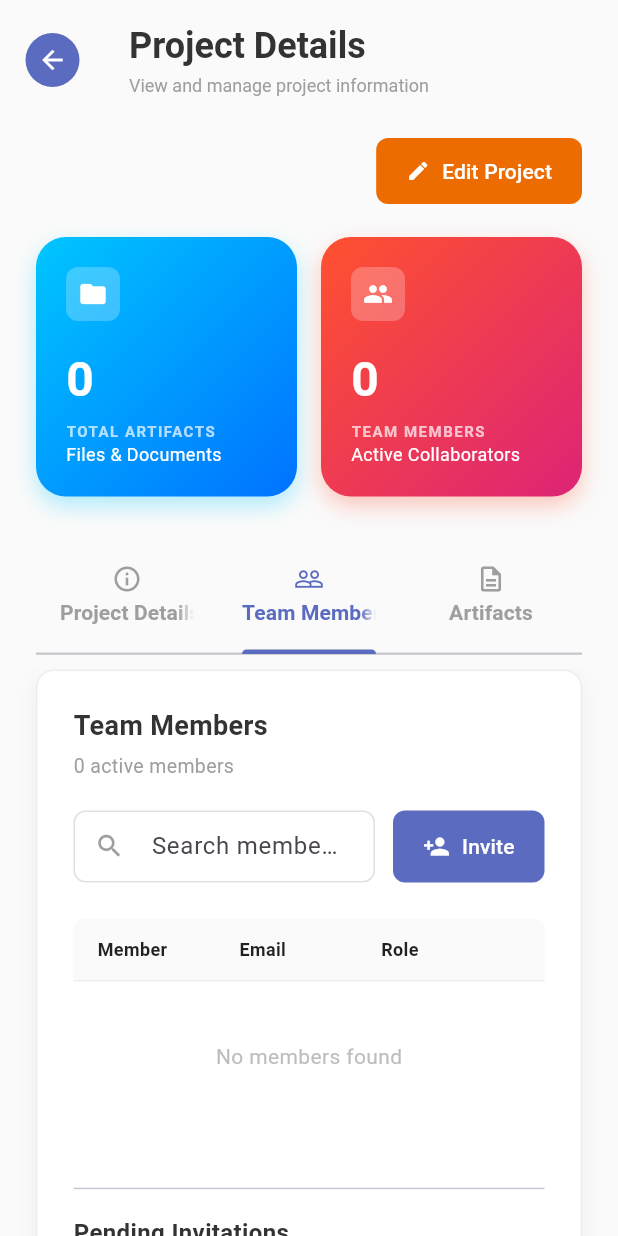
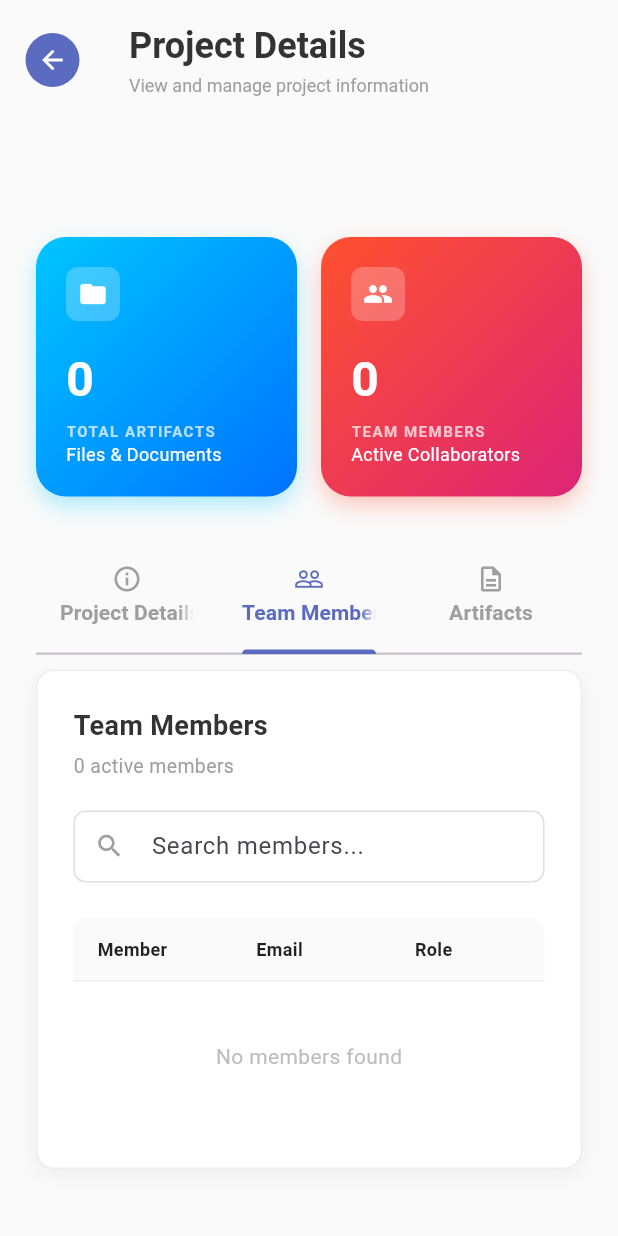
Before and after one commit to software-project-5-6/mobile, a Flutter app: the ProjectDetailsScreen screen opened directly with empty values, tab 2 chosen, on a phone screen of 412 x 824 dp. Run offline on Flutter 3.47's test engine with Material 3 defaults, Android fonts, the phone set to English and light mode, and no system bars; our stand-ins replace file_picker, open_file; missing offline and left inert: amplify_auth_cognito, amplify_flutter; network calls fail.

Commit message:
Hide admin-only features from users in project details and team tabs

```diff
--- a/lib/screens/project_details_screen.dart
+++ b/lib/screens/project_details_screen.dart
@@ -5,8 +5,9 @@ import 'tabs/project_artifacts_tab.dart';
 
 class ProjectDetailsScreen extends StatefulWidget {
   final Map<String, dynamic> project;
+  final bool isAdmin; // ADDED: To control what details are shown
 
-  const ProjectDetailsScreen({super.key, required this.project});
+  const ProjectDetailsScreen({super.key, required this.project, required this.isAdmin});
 
   @override
   State<ProjectDetailsScreen> createState() => _ProjectDetailsScreenState();
@@ -47,7 +48,7 @@ class _ProjectDetailsScreenState extends State<ProjectDetailsScreen> with Single
       appBar: AppBar(
         backgroundColor: Colors.grey[50],
         elevation: 0,
-        toolbarHeight: 80, // Increased height to fit subtitle
+        toolbarHeight: 80,
         leadingWidth: 70,
         leading: Center(
           child: InkWell(
@@ -92,7 +93,8 @@ class _ProjectDetailsScreenState extends State<ProjectDetailsScreen> with Single
             child: Column(
               crossAxisAlignment: CrossAxisAlignment.start,
               children: [
-                // 1. Edit Button (Aligned Right)
+                // 1. Edit Button (ADMIN ONLY)
+                if (widget.isAdmin)
                   Align(
                     alignment: Alignment.centerRight,
                     child: ElevatedButton.icon(
@@ -114,7 +116,9 @@ class _ProjectDetailsScreenState extends State<ProjectDetailsScreen> with Single
                         padding: const EdgeInsets.symmetric(horizontal: 20, vertical: 12),
                       ),
                     ),
-                ),
+                  )
+                else
+                  const SizedBox(height: 48), // Keeps layout spacing consistent when button is hidden
 
                 const SizedBox(height: 20),
 
@@ -182,7 +186,10 @@ class _ProjectDetailsScreenState extends State<ProjectDetailsScreen> with Single
                 // Tab 2: Team Members
                 SingleChildScrollView(
                   padding: const EdgeInsets.fromLTRB(24, 0, 24, 24),
-                  child: ProjectTeamTab(project: widget.project),
+                  child: ProjectTeamTab(
+                    project: widget.project,
+                    isAdmin: widget.isAdmin,
+                  ),
                 ),
 
                 // Tab 3: Artifacts
@@ -249,8 +256,12 @@ class _ProjectDetailsScreenState extends State<ProjectDetailsScreen> with Single
                   child: Text(description, style: const TextStyle(color: Colors.black87, height: 1.6, fontSize: 14)),
                 ),
                 const SizedBox(height: 24), const Divider(), const SizedBox(height: 24),
+
                 _buildSectionTitle("CLIENT INFORMATION"),
                 const SizedBox(height: 16),
+
+                // CONDITIONAL RENDERING BASED ON ROLE
+                if (widget.isAdmin) ...[
                   Row(
                     crossAxisAlignment: CrossAxisAlignment.start,
                     children: [
@@ -267,6 +278,19 @@ class _ProjectDetailsScreenState extends State<ProjectDetailsScreen> with Single
                       Expanded(child: Container()),
                     ],
                   ),
+                ] else ...[
+                  // USER VIEW: Only show Client Name
+                  Row(
+                    children: [
+                      Expanded(
+                        flex: 1,
+                        child: _buildInfoTile(Icons.person, "CLIENT NAME", clientName)
+                      ),
+                      const Expanded(flex: 1, child: SizedBox()), // Keeps it half-width matching design
+                    ],
+                  ),
+                ],
+
                 const SizedBox(height: 24), const Divider(), const SizedBox(height: 24),
                 _buildSectionTitle("PROJECT METADATA"),
                 const SizedBox(height: 16),
--- a/lib/screens/projects_screen.dart
+++ b/lib/screens/projects_screen.dart
@@ -208,7 +208,12 @@ class _ProjectsScreenState extends State<ProjectsScreen> {
               onTap: () {
                 Navigator.push(
                   context,
-                  MaterialPageRoute(builder: (context) => ProjectDetailsScreen(project: project)),
+                  MaterialPageRoute(
+                    builder: (context) => ProjectDetailsScreen(
+                      project: project,
+                      isAdmin: widget.isAdmin, // <-- ADD THIS
+                    )
+                  ),
                 );
               },
               child: Row(
--- a/lib/screens/tabs/project_team_tab.dart
+++ b/lib/screens/tabs/project_team_tab.dart
@@ -5,8 +5,9 @@ import '../../widgets/invite_member_dialog.dart';
 
 class ProjectTeamTab extends StatefulWidget {
   final Map<String, dynamic> project;
+  final bool isAdmin; // ADDED: To control visibility of admin actions
 
-  const ProjectTeamTab({super.key, required this.project});
+  const ProjectTeamTab({super.key, required this.project, required this.isAdmin});
 
   @override
   State<ProjectTeamTab> createState() => _ProjectTeamTabState();
@@ -36,8 +37,11 @@ class _ProjectTeamTabState extends State<ProjectTeamTab> {
       // 1. Fetch fresh project details (for active members)
       final projectDetails = await _projectService.getProjectById(projectId);
 
-      // 2. Fetch pending invitations
-      final pendingInvites = await _invitationService.getPendingInvitations(projectId);
+      // 2. Fetch pending invitations (Only if Admin)
+      List<dynamic> pendingInvites = [];
+      if (widget.isAdmin) {
+        pendingInvites = await _invitationService.getPendingInvitations(projectId);
+      }
 
       if (mounted) {
         setState(() {
@@ -151,6 +155,8 @@ class _ProjectTeamTabState extends State<ProjectTeamTab> {
                   ),
                 ),
               ),
+              // Show Invite Button ONLY if Admin
+              if (widget.isAdmin) ...[
                 const SizedBox(width: 12),
                 ElevatedButton.icon(
                   onPressed: () {
@@ -158,7 +164,7 @@ class _ProjectTeamTabState extends State<ProjectTeamTab> {
                       context: context,
                       builder: (context) => InviteMemberDialog(
                         projectId: _getProjectId(),
-                      onSuccess: _fetchTeamData, // Refresh list after invite
+                        onSuccess: _fetchTeamData,
                       ),
                     );
                   },
@@ -172,6 +178,7 @@ class _ProjectTeamTabState extends State<ProjectTeamTab> {
                     padding: const EdgeInsets.symmetric(horizontal: 20, vertical: 14),
                   ),
                 ),
+              ]
             ],
           ),
 
@@ -186,11 +193,11 @@ class _ProjectTeamTabState extends State<ProjectTeamTab> {
               border: Border(bottom: BorderSide(color: Colors.grey.shade200)),
             ),
             child: Row(
-              children: const [
-                Expanded(flex: 3, child: Text("Member", style: TextStyle(fontWeight: FontWeight.bold, fontSize: 12, color: Colors.black87))),
-                Expanded(flex: 3, child: Text("Email", style: TextStyle(fontWeight: FontWeight.bold, fontSize: 12, color: Colors.black87))),
-                Expanded(flex: 2, child: Text("Role", style: TextStyle(fontWeight: FontWeight.bold, fontSize: 12, color: Colors.black87))),
-                SizedBox(width: 30), // Space for Delete Icon
+              children: [
+                const Expanded(flex: 3, child: Text("Member", style: TextStyle(fontWeight: FontWeight.bold, fontSize: 12, color: Colors.black87))),
+                const Expanded(flex: 3, child: Text("Email", style: TextStyle(fontWeight: FontWeight.bold, fontSize: 12, color: Colors.black87))),
+                const Expanded(flex: 2, child: Text("Role", style: TextStyle(fontWeight: FontWeight.bold, fontSize: 12, color: Colors.black87))),
+                if (widget.isAdmin) const SizedBox(width: 30), // Space for Delete Icon (Admin Only)
               ],
             ),
           ),
@@ -253,7 +260,8 @@ class _ProjectTeamTabState extends State<ProjectTeamTab> {
                           child: _buildRoleChip(role),
                         ),
                       ),
-                      // Action
+                      // Action (Delete User - Admin Only)
+                      if (widget.isAdmin)
                         SizedBox(
                           width: 30,
                           child: IconButton(
@@ -269,11 +277,12 @@ class _ProjectTeamTabState extends State<ProjectTeamTab> {
               },
             ),
 
+          // --- PENDING INVITATIONS SECTION (ADMIN ONLY) ---
+          if (widget.isAdmin) ...[
             const SizedBox(height: 30),
             const Divider(),
             const SizedBox(height: 10),
 
-          // --- PENDING INVITATIONS SECTION ---
             const Text(
               "Pending Invitations",
               style: TextStyle(fontSize: 16, fontWeight: FontWeight.bold, color: Color(0xFF333333)),
@@ -313,13 +322,11 @@ class _ProjectTeamTabState extends State<ProjectTeamTab> {
                         ),
                         _buildRoleChip(invite['role'] ?? 'VIEWER'),
                         const SizedBox(width: 16),
-                      // CHANGED: Now an IconButton to allow revocation
                         IconButton(
                           icon: Icon(Icons.delete_outline, color: Colors.red[300], size: 18),
                           padding: EdgeInsets.zero,
                           constraints: const BoxConstraints(),
                           onPressed: () {
-                          // Ensure we have a valid ID before trying to revoke
                             if (invite['id'] != null) {
                               _confirmRevoke(invite['id'], invite['email'] ?? 'this user');
                             }
@@ -330,6 +337,7 @@ class _ProjectTeamTabState extends State<ProjectTeamTab> {
                   );
                 },
               ),
+          ]
         ],
       ),
     );
@@ -390,7 +398,6 @@ class _ProjectTeamTabState extends State<ProjectTeamTab> {
     );
   }
 
-  // ADDED: Confirmation dialog for revoking invitations
   void _confirmRevoke(int inviteId, String email) {
     showDialog(
       context: context,
```
Lines whose indentation alone changed are shown as unchanged.
